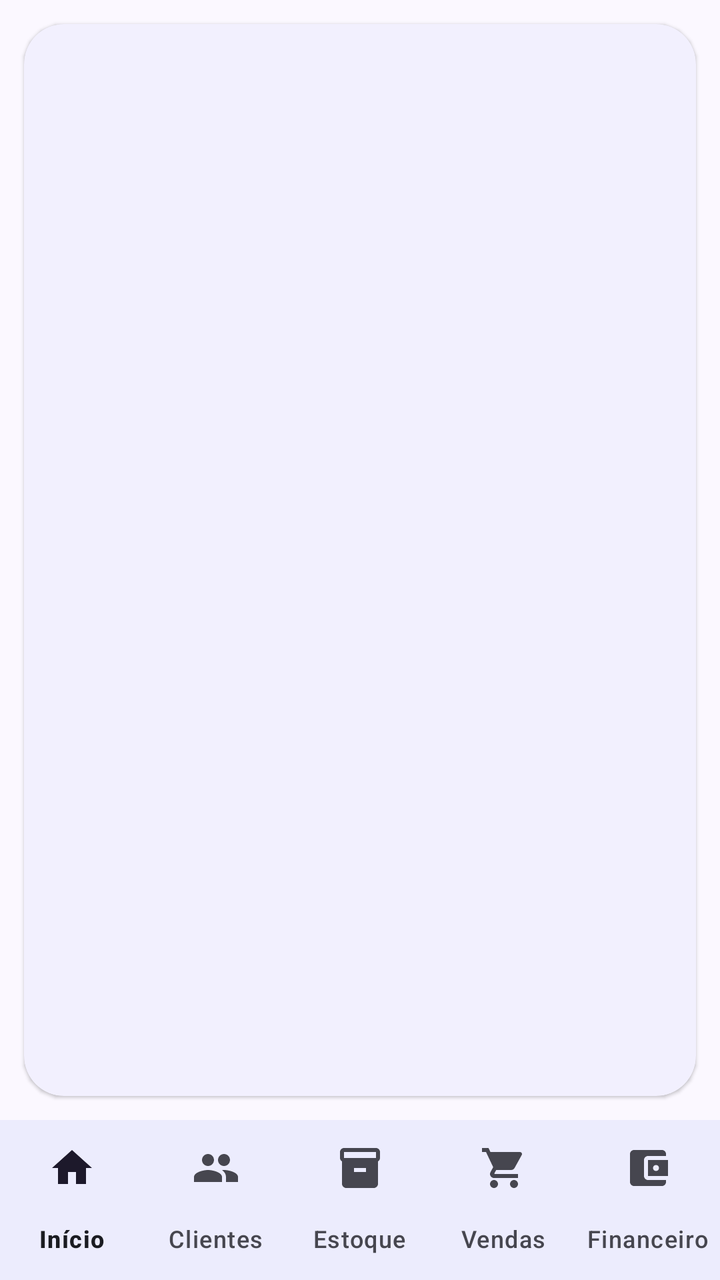
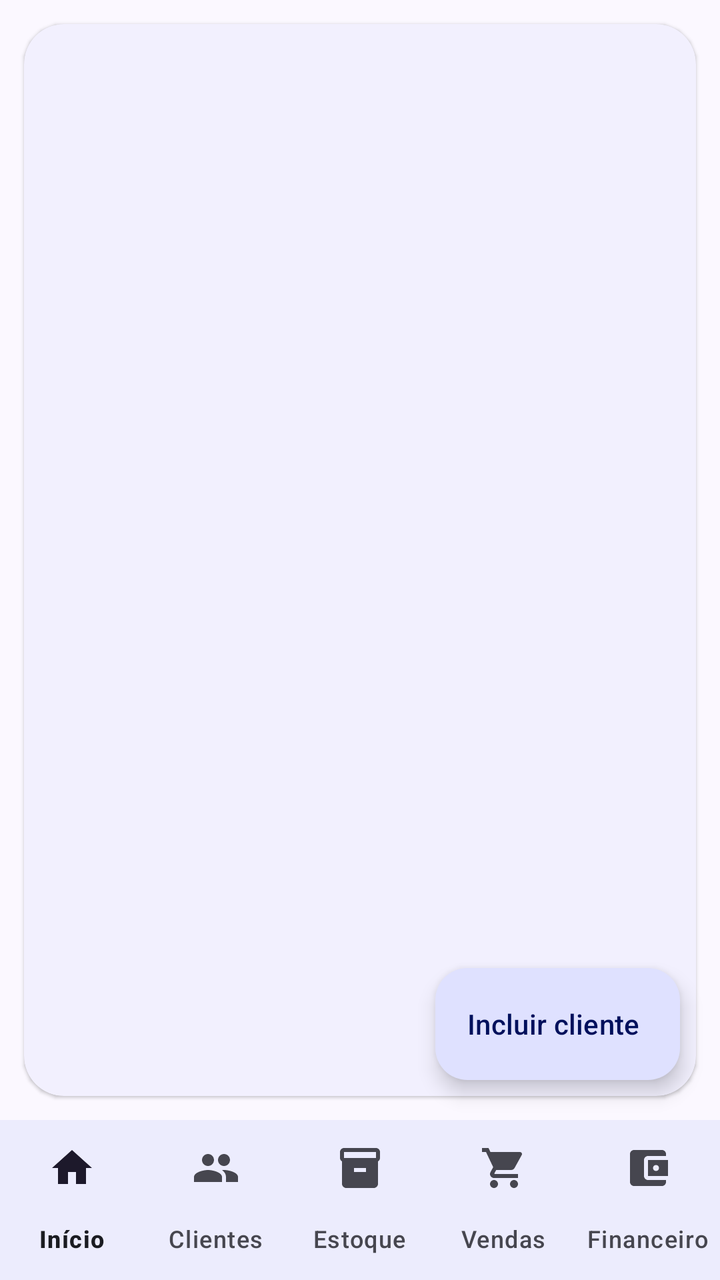

Screens rendered from an Android XML layout before and after an edit, with the pre-edit source and the edit as a unified diff.
<!-- AndroidManifest.xml: application theme Theme.Erp2026 -->
<!-- res/layout/activity_clientes.xml -->
<?xml version="1.0" encoding="utf-8"?>
<LinearLayout xmlns:android="http://schemas.android.com/apk/res/android"
    xmlns:app="http://schemas.android.com/apk/res-auto"
    android:layout_width="match_parent"
    android:layout_height="match_parent"
    android:orientation="vertical"
    android:background="?android:attr/colorBackground">

    <FrameLayout
        android:layout_width="match_parent"
        android:layout_height="0dp"
        android:layout_weight="1">

        <com.google.android.material.card.MaterialCardView
            android:layout_width="match_parent"
            android:layout_height="match_parent"
            android:layout_margin="12dp"
            app:cardCornerRadius="20dp"
            app:cardElevation="1dp"
            app:strokeWidth="0dp"
            app:cardBackgroundColor="?attr/colorSurface">

            <ListView
                android:id="@+id/listViewItens"
                android:layout_width="match_parent"
                android:layout_height="match_parent"
                android:divider="?attr/colorSurfaceVariant"
                android:dividerHeight="1dp"
                android:paddingStart="8dp"
                android:paddingEnd="8dp"/>

        </com.google.android.material.card.MaterialCardView>

        <LinearLayout
            android:layout_width="match_parent"
            android:layout_height="wrap_content"
            android:layout_gravity="center"
            android:elevation="4dp"
            android:orientation="vertical"
            android:gravity="center"
            android:padding="24dp">

            <ProgressBar
                android:id="@+id/progressBar"
                style="?android:attr/progressBarStyle"
                android:layout_width="wrap_content"
                android:layout_height="wrap_content"
                android:indeterminateTint="?attr/colorPrimary"/>

            <TextView
                android:id="@+id/textViewMensagem"
                android:layout_width="match_parent"
                android:layout_height="wrap_content"
                android:gravity="center"
                android:paddingTop="16dp"
                android:textSize="16sp"
                android:textColor="?attr/colorOnSurfaceVariant"
                android:visibility="gone"/>

            <com.google.android.material.button.MaterialButton
                android:id="@+id/buttonTentarNovamente"
                style="@style/Widget.Material3.Button.TonalButton"
                android:layout_width="wrap_content"
                android:layout_height="wrap_content"
                android:layout_marginTop="16dp"
                android:text="Tentar novamente"
                app:cornerRadius="16dp"
                android:visibility="gone"/>

        </LinearLayout>

    </FrameLayout>

    <include
        layout="@layout/include_bottom_nav"
        android:layout_width="match_parent"
        android:layout_height="wrap_content"/>

</LinearLayout>
<!-- res/layout/include_bottom_nav.xml (included above) -->
<?xml version="1.0" encoding="utf-8"?>
<com.google.android.material.bottomnavigation.BottomNavigationView
    xmlns:android="http://schemas.android.com/apk/res/android"
    xmlns:app="http://schemas.android.com/apk/res-auto"
    android:id="@+id/bottomNavigation"
    android:layout_width="match_parent"
    android:layout_height="wrap_content"
    android:background="?attr/colorSurface"
    app:elevation="3dp"
    app:labelVisibilityMode="labeled"
    app:menu="@menu/menu_bottom_nav"/>
<!-- resources referenced by this layout -->
<resources>
  <style name="Theme.Erp2026" parent="Theme.Material3.DayNight">
          <item name="colorPrimary">@color/erp_primary</item>
          <item name="colorOnPrimary">@color/erp_on_primary</item>
          <item name="colorPrimaryContainer">@color/erp_primary_container</item>
          <item name="colorOnPrimaryContainer">@color/erp_on_primary_container</item>
          <item name="colorSecondary">@color/erp_secondary</item>
          <item name="colorOnSecondary">@color/erp_on_primary</item>
          <item name="colorSurface">@color/erp_surface</item>
          <item name="colorOnSurface">@color/erp_on_surface</item>
          <item name="colorSurfaceVariant">@color/erp_surface_variant</item>
          <item name="colorOnSurfaceVariant">@color/erp_on_surface_variant</item>
          <item name="colorOutline">@color/erp_outline</item>
          <item name="colorError">@color/erp_error</item>
          <item name="android:colorBackground">@color/erp_background</item>
          <item name="android:windowLightStatusBar" tools:targetApi="m">true</item>
          <item name="android:statusBarColor" tools:targetApi="l">@color/erp_background</item>
          <item name="android:navigationBarColor" tools:targetApi="l">@color/erp_background</item>
      </style>
  <color name="erp_primary">#4F6BED</color>
  <color name="erp_on_primary">#FFFFFF</color>
  <color name="erp_primary_container">#DFE1FF</color>
  <color name="erp_on_primary_container">#00105C</color>
  <color name="erp_secondary">#5B5D72</color>
  <color name="erp_surface">#FBF8FF</color>
  <color name="erp_on_surface">#1A1B21</color>
  <color name="erp_surface_variant">#E3E1EC</color>
  <color name="erp_on_surface_variant">#46464F</color>
  <color name="erp_outline">#767680</color>
  <color name="erp_error">#BA1A1A</color>
  <color name="erp_background">#FBF8FF</color>
</resources>

<!-- the commit's change to res/layout/activity_clientes.xml (unified diff, before → after) -->
@@ -27,7 +27,9 @@
                 android:divider="?attr/colorSurfaceVariant"
                 android:dividerHeight="1dp"
                 android:paddingStart="8dp"
-                android:paddingEnd="8dp"/>
+                android:paddingEnd="8dp"
+                android:paddingBottom="88dp"
+                android:clipToPadding="false"/>
 
         </com.google.android.material.card.MaterialCardView>
 
@@ -69,6 +71,16 @@
 
         </LinearLayout>
 
+        <com.google.android.material.floatingactionbutton.ExtendedFloatingActionButton
+            android:id="@+id/fabIncluirCliente"
+            android:layout_width="wrap_content"
+            android:layout_height="wrap_content"
+            android:layout_gravity="bottom|end"
+            android:layout_marginEnd="20dp"
+            android:layout_marginBottom="20dp"
+            android:text="Incluir cliente"
+            app:cornerRadius="16dp"/>
+
     </FrameLayout>
 
     <include
